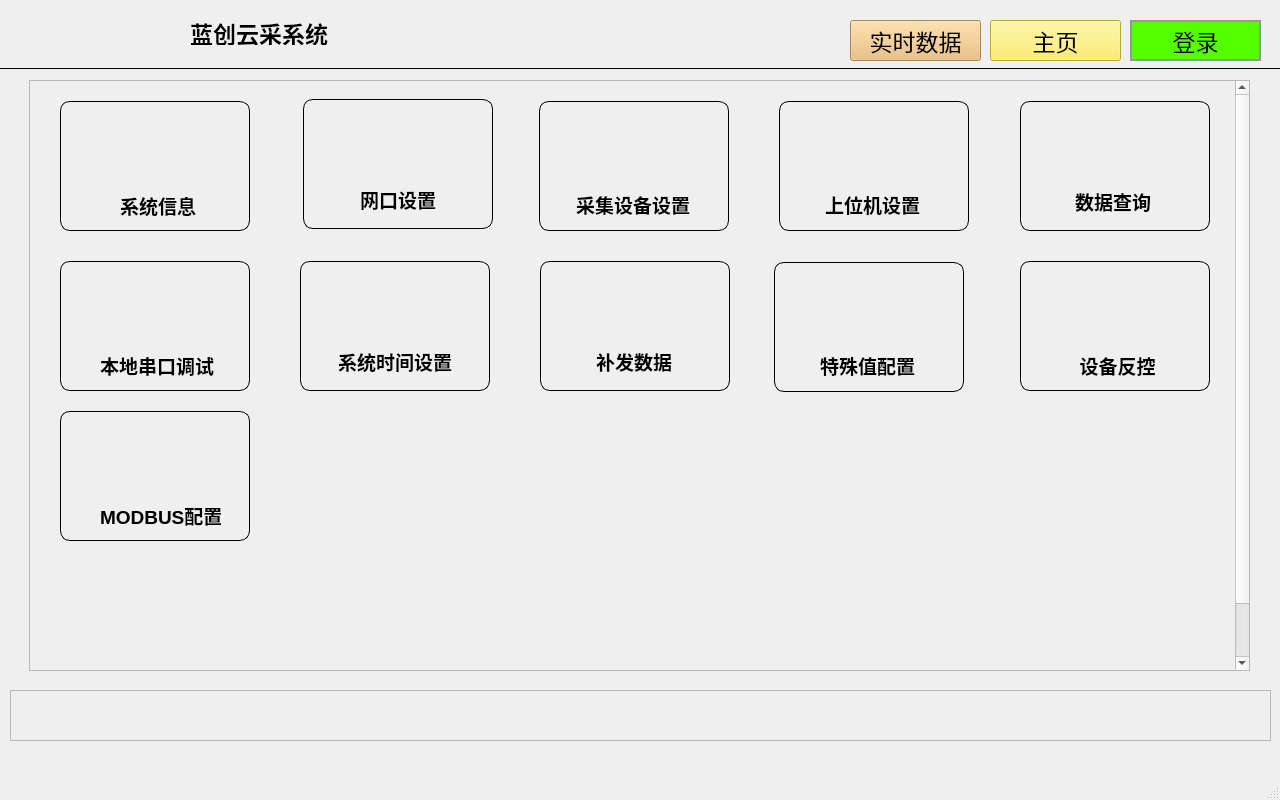
Before: the Qt Designer form qt-app-master/mainwindow.ui in aa123Eason/workcode, drawn with Qt 5.
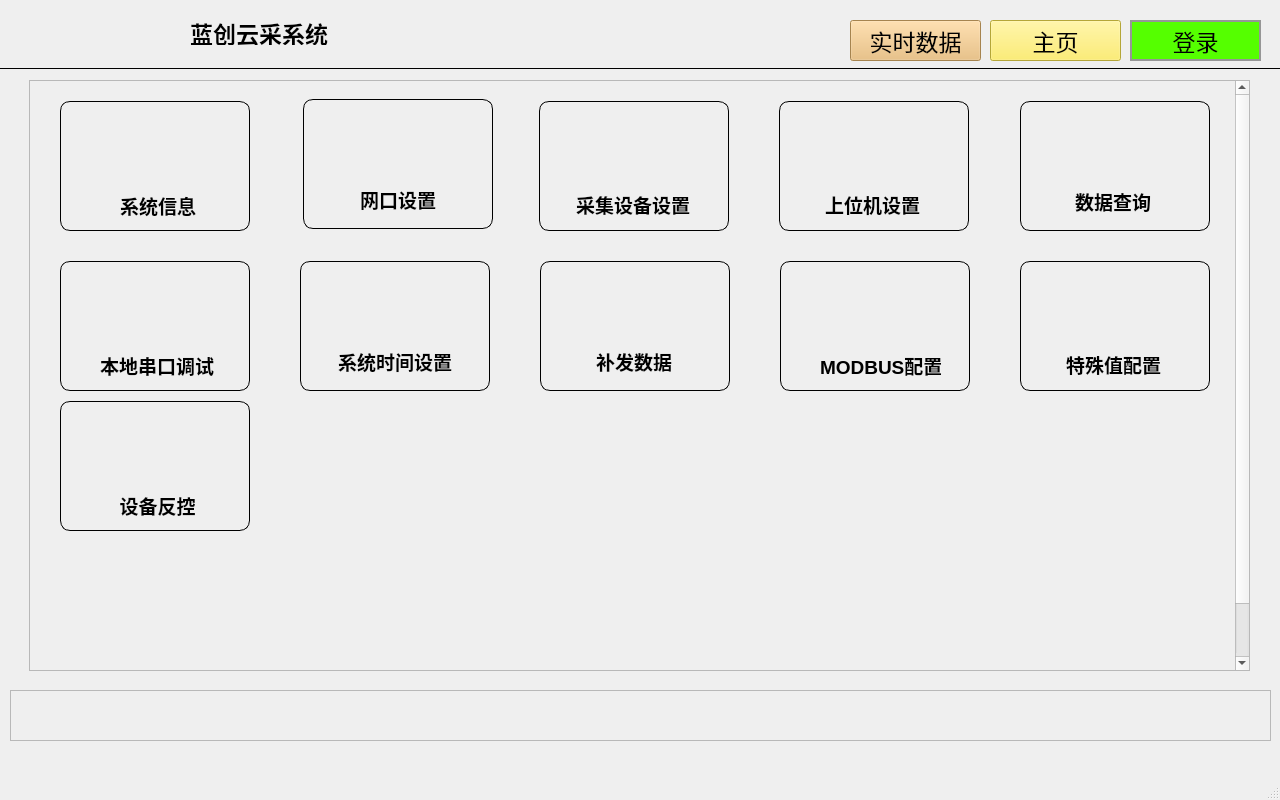
After: the same form once the commit is applied. The open tabs and pages were chosen to show the change. Icons and pictures are not drawn.

```diff
--- a/qt-app-master/mainwindow.ui
+++ b/qt-app-master/mainwindow.ui
@@ -784,8 +784,8 @@
        <widget class="QPushButton" name="pushButton_Teshuzhi">
         <property name="geometry">
          <rect>
-          <x>744</x>
-          <y>181</y>
+          <x>990</x>
+          <y>180</y>
           <width>190</width>
           <height>130</height>
          </rect>
@@ -802,8 +802,8 @@
        <widget class="QLabel" name="label_9">
         <property name="geometry">
          <rect>
-          <x>790</x>
-          <y>270</y>
+          <x>1036</x>
+          <y>269</y>
           <width>95</width>
           <height>29</height>
          </rect>
@@ -820,8 +820,8 @@
        <widget class="QLabel" name="label_70">
         <property name="geometry">
          <rect>
-          <x>811</x>
-          <y>201</y>
+          <x>1057</x>
+          <y>200</y>
           <width>55</width>
           <height>55</height>
          </rect>
@@ -836,8 +836,8 @@
        <widget class="QPushButton" name="pushButton_devicecmdctrl">
         <property name="geometry">
          <rect>
-          <x>990</x>
-          <y>180</y>
+          <x>30</x>
+          <y>320</y>
           <width>190</width>
           <height>130</height>
          </rect>
@@ -854,8 +854,8 @@
        <widget class="QLabel" name="label_71">
         <property name="geometry">
          <rect>
-          <x>1060</x>
-          <y>200</y>
+          <x>100</x>
+          <y>340</y>
           <width>55</width>
           <height>55</height>
          </rect>
@@ -870,8 +870,8 @@
        <widget class="QLabel" name="label_30">
         <property name="geometry">
          <rect>
-          <x>1040</x>
-          <y>270</y>
+          <x>80</x>
+          <y>410</y>
           <width>95</width>
           <height>29</height>
          </rect>
@@ -891,8 +891,8 @@
        <widget class="QLabel" name="label_35">
         <property name="geometry">
          <rect>
-          <x>70</x>
-          <y>420</y>
+          <x>790</x>
+          <y>270</y>
           <width>121</width>
           <height>29</height>
          </rect>
@@ -909,8 +909,8 @@
        <widget class="QPushButton" name="modbus">
         <property name="geometry">
          <rect>
-          <x>30</x>
-          <y>330</y>
+          <x>750</x>
+          <y>180</y>
           <width>190</width>
           <height>130</height>
          </rect>
@@ -927,8 +927,8 @@
        <widget class="QLabel" name="label_36">
         <property name="geometry">
          <rect>
-          <x>100</x>
-          <y>350</y>
+          <x>820</x>
+          <y>200</y>
           <width>55</width>
           <height>55</height>
          </rect>
```
Left out of the diff: 26 changed lines with no effect on the pictures.
